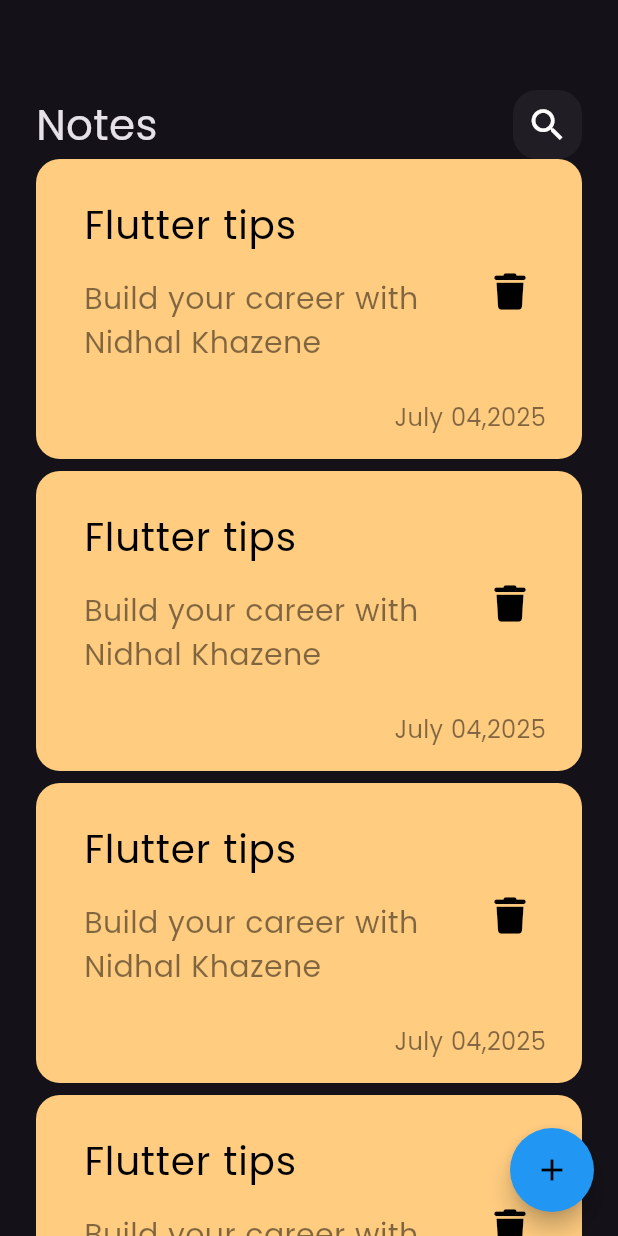
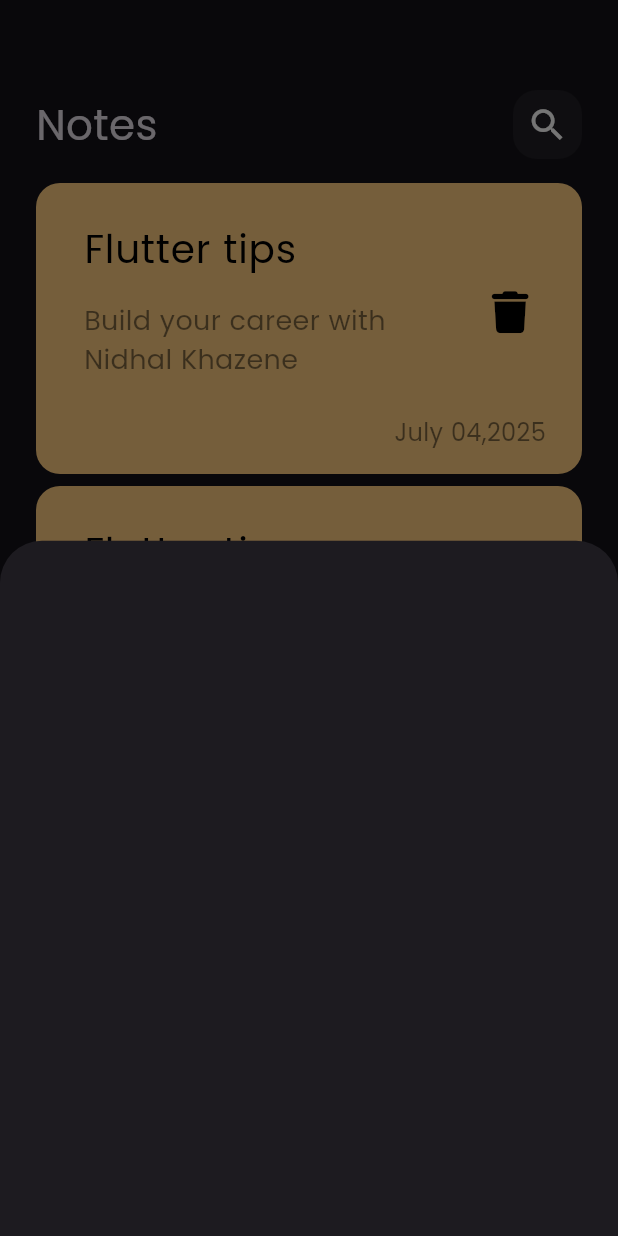
Before and after one commit to Nidhal-Khazene/Notes-mobile-app, a Flutter app: the screen it shows after launch, after a tap on the "add" icon, on a phone screen of 412 x 824 dp. Run offline on Flutter 3.47's test engine with Material 3 defaults, Android fonts, the phone set to English and light mode, and no system bars; our stand-ins replace font_awesome_flutter.

Commit message:
show modal bottom sheet

```diff
--- a/lib/views/notes_view.dart
+++ b/lib/views/notes_view.dart
@@ -1,4 +1,5 @@
 import 'package:flutter/material.dart';
+import 'package:notes_app/widgets/add_note_bottom_sheet.dart';
 import 'package:notes_app/widgets/notes_view_body.dart';
 
 class NotesView extends StatelessWidget {
@@ -10,7 +11,14 @@ class NotesView extends StatelessWidget {
       floatingActionButton: FloatingActionButton(
         backgroundColor: Colors.blue,
         shape: CircleBorder(),
-        onPressed: () {},
+        onPressed: () {
+          showModalBottomSheet(
+            context: context,
+            builder: (context) {
+              return AddNoteBottomSheet();
+            },
+          );
+        },
         child: const Icon(Icons.add, color: Colors.black),
       ),
       body: NotesViewBody(),
--- /dev/null
+++ b/lib/widgets/add_note_bottom_sheet.dart
@@ -0,0 +1,10 @@
+import 'package:flutter/cupertino.dart';
+
+class AddNoteBottomSheet extends StatelessWidget {
+  const AddNoteBottomSheet({super.key});
+
+  @override
+  Widget build(BuildContext context) {
+    return Container();
+  }
+}
--- a/lib/widgets/custom_list_tile.dart
+++ b/lib/widgets/custom_list_tile.dart
@@ -26,13 +26,13 @@ class CustomListTile extends StatelessWidget {
                 "Build your career with Nidhal Khazene",
                 style: TextStyle(
                   color: Colors.black.withValues(alpha: 0.5),
-                  fontSize: 20,
+                  fontSize: 18,
                 ),
               ),
             ),
             trailing: IconButton(
               onPressed: () {},
-              icon: Icon(FontAwesomeIcons.trash, color: Colors.black, size: 24),
+              icon: Icon(FontAwesomeIcons.trash, color: Colors.black, size: 28),
             ),
           ),
           Padding(
--- a/lib/widgets/notes_list_view.dart
+++ b/lib/widgets/notes_list_view.dart
@@ -6,7 +6,10 @@ class NotesListView extends StatelessWidget {
 
   @override
   Widget build(BuildContext context) {
-    return ListView.builder(
+    return Padding(
+      padding: EdgeInsets.symmetric(vertical: 16),
+      child: ListView.builder(
+        padding: EdgeInsets.zero,
         itemCount: 10,
         itemBuilder: (context, index) {
           return Padding(
@@ -14,6 +17,7 @@ class NotesListView extends StatelessWidget {
             child: CustomListTile(),
           );
         },
+      ),
     );
   }
 }
```
Lines whose indentation alone changed are shown as unchanged.
